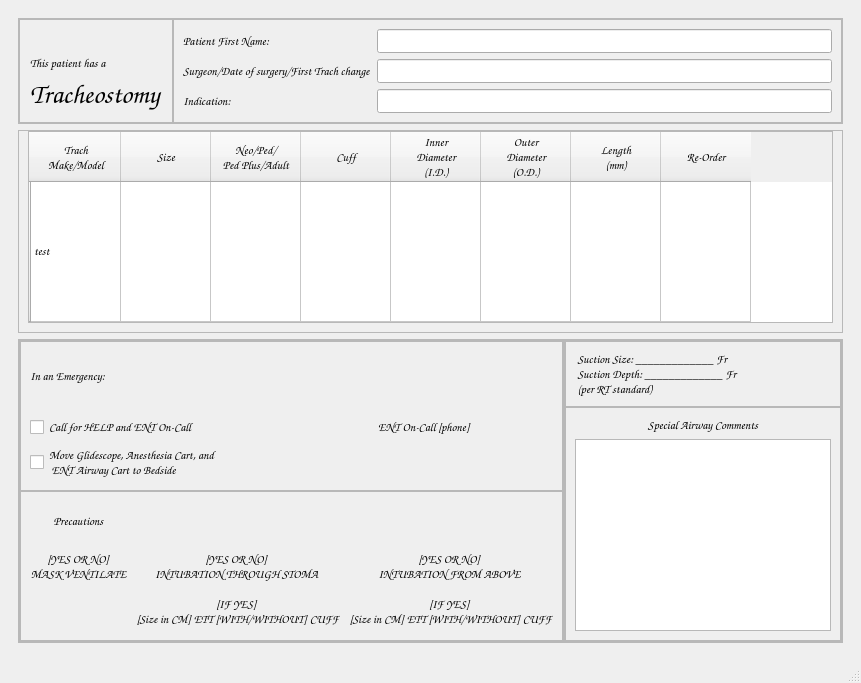
MarcusHsieh/safe-airway, file mainwindow.ui: the form before one commit.
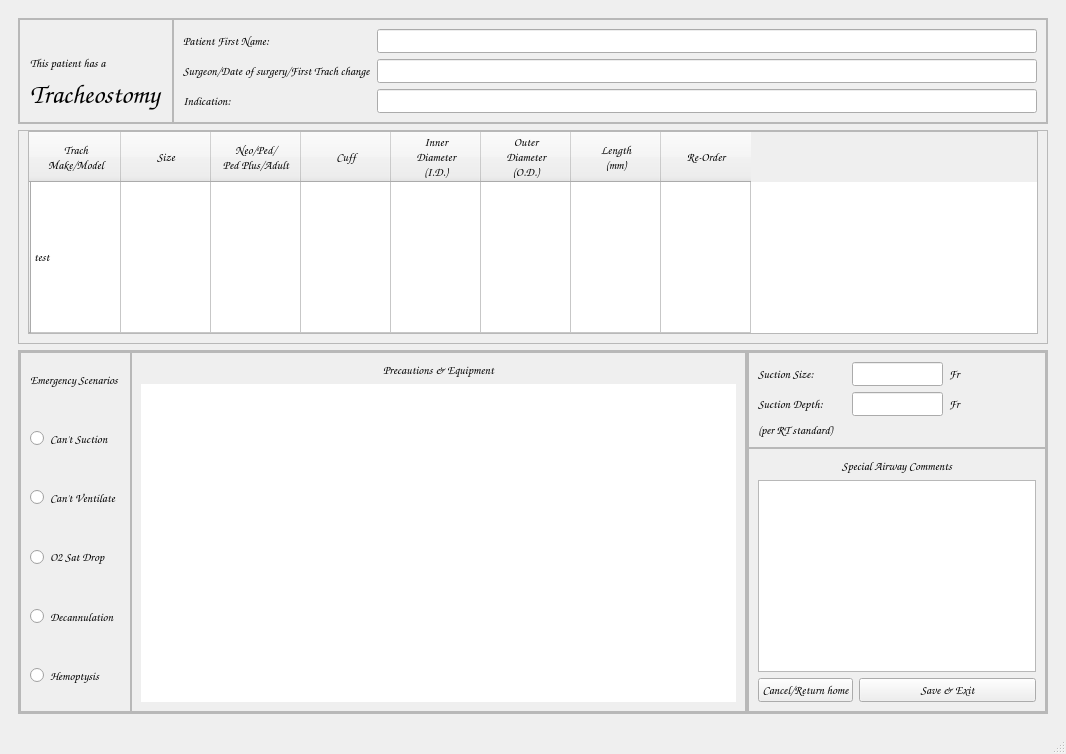
The form after the commit. Icons and pictures are not drawn.

Commit message: Add emergency logic \\ Add cancel/save buttons, no logic yet

What changed in the file:
```diff
--- a/mainwindow.ui
+++ b/mainwindow.ui
@@ -6,8 +6,8 @@
    <rect>
     <x>0</x>
     <y>0</y>
-    <width>800</width>
-    <height>650</height>
+    <width>1066</width>
+    <height>754</height>
    </rect>
   </property>
   <property name="sizePolicy">
@@ -374,7 +374,7 @@
               <property name="spacing">
                <number>0</number>
               </property>
-              <item row="0" column="0">
+              <item row="1" column="0" alignment="">
                <widget class="QFrame" name="emergencyframe">
                 <property name="frameShape">
                  <enum>QFrame::Shape::StyledPanel</enum>
@@ -386,19 +386,6 @@
                  <property name="topMargin">
                   <number>0</number>
                  </property>
-                 <item row="1" column="0">
-                  <widget class="QCheckBox" name="checkBox">
-                   <property name="font">
-                    <font>
-                     <family>Comic Sans MS</family>
-                     <pointsize>9</pointsize>
-                    </font>
-                   </property>
-                   <property name="text">
-                    <string>Call for HELP and ENT On-Call</string>
-                   </property>
-                  </widget>
-                 </item>
                  <item row="0" column="0">
                   <widget class="QLabel" name="inemergency">
                    <property name="font">
@@ -409,51 +396,94 @@
                     </font>
                    </property>
                    <property name="text">
-                    <string>In an Emergency:</string>
+                    <string>Emergency Scenarios</string>
                    </property>
                   </widget>
                  </item>
+                 <item row="4" column="0">
+                  <widget class="QRadioButton" name="decannulationRadioButton">
+                   <property name="sizePolicy">
+                    <sizepolicy hsizetype="Minimum" vsizetype="Preferred">
+                     <horstretch>0</horstretch>
+                     <verstretch>0</verstretch>
+                    </sizepolicy>
+                   </property>
+                   <property name="text">
+                    <string>Decannulation</string>
+                   </property>
+                   <attribute name="buttonGroup">
+                    <string notr="true">buttonGroup</string>
+                   </attribute>
+                  </widget>
+                 </item>
                  <item row="2" column="0">
-                  <widget class="QCheckBox" name="checkBox_2">
-                   <property name="font">
-                    <font>
-                     <family>Comic Sans MS</family>
-                     <pointsize>9</pointsize>
-                    </font>
+                  <widget class="QRadioButton" name="cantVentilateRadioButton">
+                   <property name="sizePolicy">
+                    <sizepolicy hsizetype="Minimum" vsizetype="Preferred">
+                     <horstretch>0</horstretch>
+                     <verstretch>0</verstretch>
+                    </sizepolicy>
                    </property>
                    <property name="text">
-                    <string>Move Glidescope, Anesthesia Cart, and 
- ENT Airway Cart to Bedside</string>
+                    <string>Can't Ventilate</string>
                    </property>
-                   <property name="iconSize">
-                    <size>
-                     <width>24</width>
-                     <height>24</height>
-                    </size>
+                   <attribute name="buttonGroup">
+                    <string notr="true">buttonGroup</string>
+                   </attribute>
+                  </widget>
+                 </item>
+                 <item row="1" column="0">
+                  <widget class="QRadioButton" name="cantSuctionRadioButton">
+                   <property name="sizePolicy">
+                    <sizepolicy hsizetype="Minimum" vsizetype="Preferred">
+                     <horstretch>0</horstretch>
+                     <verstretch>0</verstretch>
+                    </sizepolicy>
                    </property>
+                   <property name="text">
+                    <string>Can't Suction</string>
+                   </property>
+                   <attribute name="buttonGroup">
+                    <string notr="true">buttonGroup</string>
+                   </attribute>
                   </widget>
                  </item>
-                 <item row="1" column="1">
-                  <widget class="QLabel" name="oncall">
-                   <property name="font">
-                    <font>
-                     <family>Comic Sans MS</family>
-                     <pointsize>9</pointsize>
-                     <bold>true</bold>
-                    </font>
+                 <item row="5" column="0">
+                  <widget class="QRadioButton" name="hemoptysisRadioButton">
+                   <property name="sizePolicy">
+                    <sizepolicy hsizetype="Minimum" vsizetype="Preferred">
+                     <horstretch>0</horstretch>
+                     <verstretch>0</verstretch>
+                    </sizepolicy>
                    </property>
                    <property name="text">
-                    <string>ENT On-Call [phone]</string>
+                    <string>Hemoptysis</string>
                    </property>
-                   <property name="alignment">
-                    <set>Qt::AlignmentFlag::AlignCenter</set>
+                   <attribute name="buttonGroup">
+                    <string notr="true">buttonGroup</string>
+                   </attribute>
+                  </widget>
+                 </item>
+                 <item row="3" column="0">
+                  <widget class="QRadioButton" name="o2SatDropRadioButton">
+                   <property name="sizePolicy">
+                    <sizepolicy hsizetype="Minimum" vsizetype="Preferred">
+                     <horstretch>0</horstretch>
+                     <verstretch>0</verstretch>
+                    </sizepolicy>
                    </property>
+                   <property name="text">
+                    <string>O2 Sat Drop</string>
+                   </property>
+                   <attribute name="buttonGroup">
+                    <string notr="true">buttonGroup</string>
+                   </attribute>
                   </widget>
                  </item>
                 </layout>
                </widget>
               </item>
-              <item row="1" column="0">
+              <item row="1" column="1">
                <widget class="QFrame" name="precautionsframe">
                 <property name="frameShape">
                  <enum>QFrame::Shape::StyledPanel</enum>
@@ -462,8 +492,8 @@
                  <enum>QFrame::Shadow::Raised</enum>
                 </property>
                 <layout class="QGridLayout" name="gridLayout_4">
-                 <item row="4" column="2">
-                  <widget class="QLabel" name="patientHas_9">
+                 <item row="0" column="0">
+                  <widget class="QLabel" name="precautionsTitle">
                    <property name="font">
                     <font>
                      <family>Comic Sans MS</family>
@@ -472,79 +502,7 @@
                     </font>
                    </property>
                    <property name="text">
-                    <string>[IF YES]
- [Size in CM] ETT [WITH/WITHOUT] CUFF</string>
-                   </property>
-                   <property name="alignment">
-                    <set>Qt::AlignmentFlag::AlignCenter</set>
-                   </property>
-                  </widget>
-                 </item>
-                 <item row="1" column="1">
-                  <widget class="QLabel" name="patientHas_8">
-                   <property name="font">
-                    <font>
-                     <family>Comic Sans MS</family>
-                     <pointsize>9</pointsize>
-                     <bold>true</bold>
-                    </font>
-                   </property>
-                   <property name="text">
-                    <string>[YES OR NO]
-INTUBATION THROUGH STOMA</string>
-                   </property>
-                   <property name="alignment">
-                    <set>Qt::AlignmentFlag::AlignCenter</set>
-                   </property>
-                  </widget>
-                 </item>
-                 <item row="4" column="1">
-                  <widget class="QLabel" name="patientHas_7">
-                   <property name="font">
-                    <font>
-                     <family>Comic Sans MS</family>
-                     <pointsize>9</pointsize>
-                     <bold>true</bold>
-                    </font>
-                   </property>
-                   <property name="text">
-                    <string>[IF YES]
- [Size in CM] ETT [WITH/WITHOUT] CUFF</string>
-                   </property>
-                   <property name="alignment">
-                    <set>Qt::AlignmentFlag::AlignCenter</set>
-                   </property>
-                  </widget>
-                 </item>
-                 <item row="1" column="2">
-                  <widget class="QLabel" name="patientHas_6">
-                   <property name="font">
-                    <font>
-                     <family>Comic Sans MS</family>
-                     <pointsize>9</pointsize>
-                     <bold>true</bold>
-                    </font>
-                   </property>
-                   <property name="text">
-                    <string>[YES OR NO]
-INTUBATION FROM ABOVE</string>
-                   </property>
-                   <property name="alignment">
-                    <set>Qt::AlignmentFlag::AlignCenter</set>
-                   </property>
-                  </widget>
-                 </item>
-                 <item row="0" column="0" alignment="">
-                  <widget class="QLabel" name="patientHas_17">
-                   <property name="font">
-                    <font>
-                     <family>Comic Sans MS</family>
-                     <pointsize>9</pointsize>
-                     <bold>true</bold>
-                    </font>
-                   </property>
-                   <property name="text">
-                    <string>Precautions</string>
+                    <string>Precautions &amp; Equipment</string>
                    </property>
                    <property name="alignment">
                     <set>Qt::AlignmentFlag::AlignCenter</set>
@@ -552,20 +510,24 @@
                   </widget>
                  </item>
                  <item row="1" column="0">
-                  <widget class="QLabel" name="patientHas_5">
-                   <property name="font">
-                    <font>
-                     <family>Comic Sans MS</family>
-                     <pointsize>9</pointsize>
-                     <bold>true</bold>
-                    </font>
+                  <widget class="QTextEdit" name="precautionsTextBox">
+                   <property name="autoFillBackground">
+                    <bool>false</bool>
                    </property>
-                   <property name="text">
-                    <string>[YES OR NO]
-MASK VENTILATE</string>
+                   <property name="frameShape">
+                    <enum>QFrame::Shape::NoFrame</enum>
                    </property>
-                   <property name="alignment">
-                    <set>Qt::AlignmentFlag::AlignCenter</set>
+                   <property name="lineWidth">
+                    <number>1</number>
+                   </property>
+                   <property name="verticalScrollBarPolicy">
+                    <enum>Qt::ScrollBarPolicy::ScrollBarAlwaysOff</enum>
+                   </property>
+                   <property name="horizontalScrollBarPolicy">
+                    <enum>Qt::ScrollBarPolicy::ScrollBarAlwaysOff</enum>
+                   </property>
+                   <property name="readOnly">
+                    <bool>true</bool>
                    </property>
                   </widget>
                  </item>
@@ -620,19 +582,58 @@
                  <enum>QFrame::Shadow::Raised</enum>
                 </property>
                 <layout class="QGridLayout" name="gridLayout_8">
-                 <item row="0" column="0">
-                  <widget class="QLabel" name="patientHas_4">
-                   <property name="font">
-                    <font>
-                     <family>Comic Sans MS</family>
-                     <pointsize>9</pointsize>
-                     <bold>true</bold>
-                    </font>
+                 <item row="2" column="3">
+                  <widget class="QLabel" name="label_7">
+                   <property name="text">
+                    <string>Fr</string>
                    </property>
+                  </widget>
+                 </item>
+                 <item row="1" column="3">
+                  <widget class="QLabel" name="label_2">
                    <property name="text">
-                    <string> Suction Size: _____________ Fr
- Suction Depth: _____________ Fr
- (per RT standard)</string>
+                    <string>Fr</string>
+                   </property>
+                  </widget>
+                 </item>
+                 <item row="2" column="0">
+                  <widget class="QLabel" name="label_4">
+                   <property name="text">
+                    <string>Suction Depth:</string>
+                   </property>
+                  </widget>
+                 </item>
+                 <item row="2" column="1">
+                  <widget class="QLineEdit" name="lineEdit_5">
+                   <property name="sizePolicy">
+                    <sizepolicy hsizetype="Fixed" vsizetype="Fixed">
+                     <horstretch>0</horstretch>
+                     <verstretch>0</verstretch>
+                    </sizepolicy>
+                   </property>
+                  </widget>
+                 </item>
+                 <item row="1" column="0">
+                  <widget class="QLabel" name="label">
+                   <property name="text">
+                    <string>Suction Size:</string>
+                   </property>
+                  </widget>
+                 </item>
+                 <item row="1" column="1">
+                  <widget class="QLineEdit" name="lineEdit_4">
+                   <property name="sizePolicy">
+                    <sizepolicy hsizetype="Fixed" vsizetype="Fixed">
+                     <horstretch>0</horstretch>
+                     <verstretch>0</verstretch>
+                    </sizepolicy>
+                   </property>
+                  </widget>
+                 </item>
+                 <item row="3" column="0">
+                  <widget class="QLabel" name="label_8">
+                   <property name="text">
+                    <string>(per RT standard)</string>
                    </property>
                   </widget>
                  </item>
@@ -651,7 +652,43 @@
                  <enum>QFrame::Shadow::Raised</enum>
                 </property>
                 <layout class="QGridLayout" name="gridLayout_17">
-                 <item row="0" column="0" alignment="">
+                 <item row="5" column="0">
+                  <layout class="QFormLayout" name="formLayout">
+                   <property name="labelAlignment">
+                    <set>Qt::AlignmentFlag::AlignJustify|Qt::AlignmentFlag::AlignVCenter</set>
+                   </property>
+                   <property name="formAlignment">
+                    <set>Qt::AlignmentFlag::AlignCenter</set>
+                   </property>
+                   <item row="0" column="0">
+                    <widget class="QPushButton" name="cancelButton">
+                     <property name="sizePolicy">
+                      <sizepolicy hsizetype="Expanding" vsizetype="Fixed">
+                       <horstretch>0</horstretch>
+                       <verstretch>0</verstretch>
+                      </sizepolicy>
+                     </property>
+                     <property name="text">
+                      <string>Cancel/Return home</string>
+                     </property>
+                    </widget>
+                   </item>
+                   <item row="0" column="1">
+                    <widget class="QPushButton" name="saveExitButton">
+                     <property name="sizePolicy">
+                      <sizepolicy hsizetype="Expanding" vsizetype="Fixed">
+                       <horstretch>0</horstretch>
+                       <verstretch>0</verstretch>
+                      </sizepolicy>
+                     </property>
+                     <property name="text">
+                      <string>Save &amp;&amp; Exit</string>
+                     </property>
+                    </widget>
+                   </item>
+                  </layout>
+                 </item>
+                 <item row="1" column="0">
                   <widget class="QLabel" name="patientHas_10">
                    <property name="font">
                     <font>
@@ -668,7 +705,7 @@
                    </property>
                   </widget>
                  </item>
-                 <item row="1" column="0">
+                 <item row="2" column="0">
                   <widget class="QTextEdit" name="textEdit"/>
                  </item>
                 </layout>
@@ -680,7 +717,7 @@
           </layout>
          </widget>
         </item>
-        <item row="0" column="0" alignment="">
+        <item row="0" column="0">
          <widget class="QFrame" name="topframe">
           <property name="frameShape">
            <enum>QFrame::Shape::StyledPanel</enum>
@@ -871,7 +908,7 @@
                 </property>
                </widget>
               </item>
-              <item row="1" column="1" alignment="">
+              <item row="1" column="1">
                <widget class="QLineEdit" name="lineEdit"/>
               </item>
               <item row="0" column="1">
```
Left out of the diff: 19 changed lines with no effect on the pictures. The commit also changes 3 other files.
